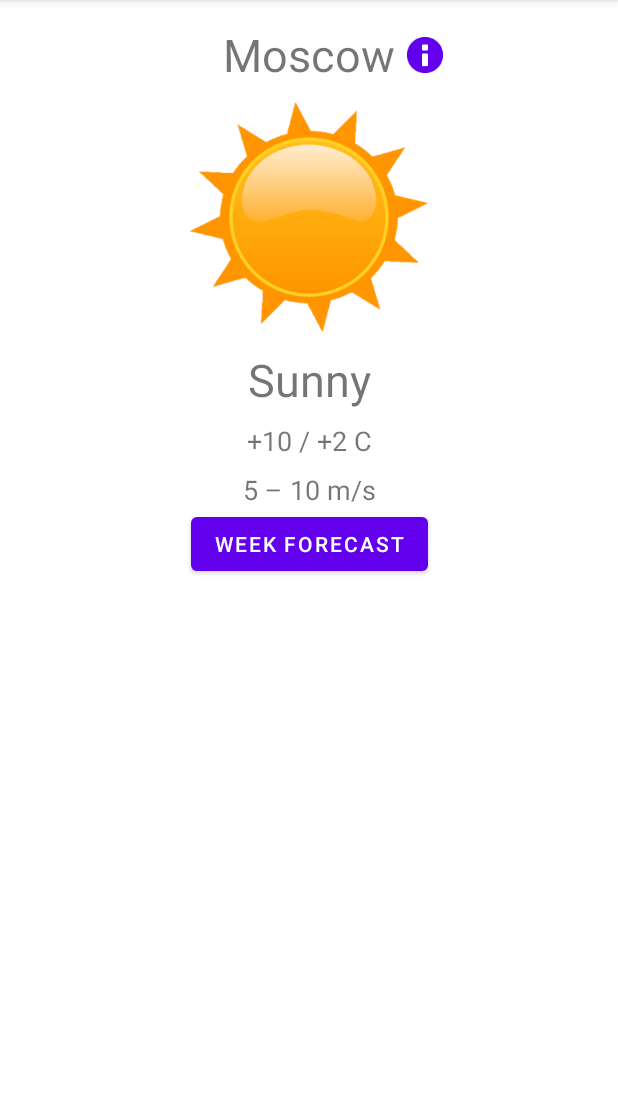
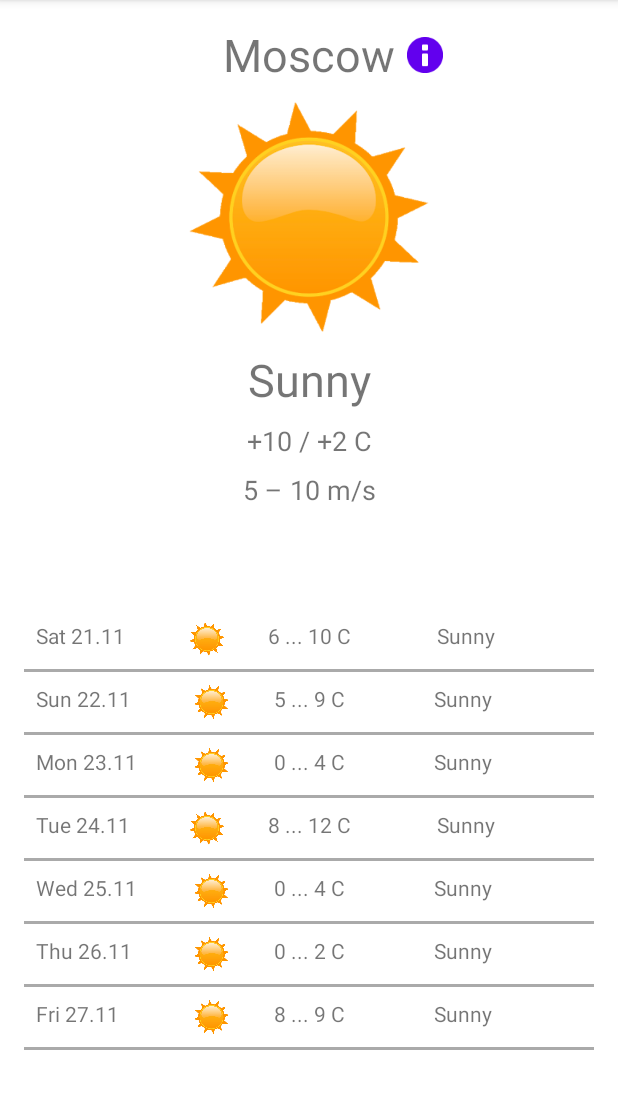
Before and after one commit to AlexStein/android-weather-app, an Android app: the screen it shows after launch (MainActivity), on a phone screen of 412 x 824 dp, the part 84-1193 px from its top. Run offline under Robolectric (Android 15) with nearby library versions, the phone set to English and light mode, and no system bars.

Commit message:
Homework 6: Recycler View

```diff
--- a/app/src/main/AndroidManifest.xml
+++ b/app/src/main/AndroidManifest.xml
@@ -11,10 +11,6 @@
         android:roundIcon="@mipmap/ic_launcher_round"
         android:supportsRtl="true"
         android:theme="@style/Theme.WeatherApp">
-        <activity
-            android:name=".WeekForecastActivity"
-            android:label="@string/title_week_forecast_activity">
-        </activity>
         <activity
             android:name=".SelectCityActivity"
             android:label="@string/title_activity_select_city_activity">
--- a/app/src/main/java/ru/softmine/weatherapp/CurrentWeatherFragment.java
+++ b/app/src/main/java/ru/softmine/weatherapp/CurrentWeatherFragment.java
@@ -6,7 +6,6 @@ import android.util.Log;
 import android.view.LayoutInflater;
 import android.view.View;
 import android.view.ViewGroup;
-import android.widget.Button;
 import android.widget.ImageView;
 import android.widget.TextView;
 
@@ -28,7 +27,6 @@ public class CurrentWeatherFragment extends Fragment {
     private TextView tempsTextView;
     private TextView windTextView;
     private ImageView weatherIconImageView;
-    private Button buttonDetails;
 
     private final Random rand = new Random();
 
@@ -46,9 +44,6 @@ public class CurrentWeatherFragment extends Fragment {
         tempsTextView = view.findViewById(R.id.tempsTextView);
         windTextView = view.findViewById(R.id.windTextView);
         weatherIconImageView = view.findViewById(R.id.weatherIconImageView);
-        buttonDetails = view.findViewById(R.id.buttonDetails);
-
-        buttonDetails.setVisibility(View.INVISIBLE);
 
         // Первый запуск, заполняем значениями по умолчанию
         if (savedInstanceState == null) {
@@ -81,8 +76,6 @@ public class CurrentWeatherFragment extends Fragment {
 
         if (isLandscape) {
             showForecast();
-        } else {
-            buttonDetails.setVisibility(View.VISIBLE);
         }
     }
 
--- /dev/null
+++ b/app/src/main/java/ru/softmine/weatherapp/ForecastAdapter.java
@@ -0,0 +1,55 @@
+package ru.softmine.weatherapp;
+
+import android.util.Log;
+import android.view.LayoutInflater;
+import android.view.View;
+import android.view.ViewGroup;
+
+import androidx.annotation.NonNull;
+import androidx.recyclerview.widget.RecyclerView;
+
+import java.text.SimpleDateFormat;
+import java.util.List;
+import java.util.Locale;
+
+public class ForecastAdapter extends RecyclerView.Adapter<RecyclerView.ViewHolder> {
+
+    private static final String TAG = ForecastAdapter.class.getName();
+
+    SimpleDateFormat sdf = new SimpleDateFormat("EEE dd.MM", Locale.getDefault());
+
+    private final List<ForecastItem> dataSource;
+
+    public ForecastAdapter(List<ForecastItem> dataSource) {
+        this.dataSource = dataSource;
+    }
+
+    @NonNull
+    @Override
+    public RecyclerView.ViewHolder onCreateViewHolder(@NonNull ViewGroup parent, int viewType) {
+        View view = LayoutInflater.from(parent.getContext())
+                .inflate(R.layout.forecast_list_item, parent, false);
+        RecyclerView.ViewHolder vh = new ForecastViewHolder(view);
+
+        if (Logger.DEBUG) {
+            Log.d(TAG, "onCreateViewHolder");
+        }
+        return vh;
+    }
+
+    @Override
+    public void onBindViewHolder(@NonNull RecyclerView.ViewHolder holder, int position) {
+        ForecastItem i = dataSource.get(position);
+
+        ((ForecastViewHolder) holder).setData(
+                sdf.format(i.getDate()),
+                R.drawable.sunny,
+                String.format(Locale.getDefault(), "%d ... %d C", i.getTempMin(), i.getTempMax()),
+                i.getCondition());
+    }
+
+    @Override
+    public int getItemCount() {
+        return dataSource.size();
+    }
+}
--- /dev/null
+++ b/app/src/main/java/ru/softmine/weatherapp/ForecastItem.java
@@ -0,0 +1,82 @@
+package ru.softmine.weatherapp;
+
+import java.util.Date;
+
+public class ForecastItem {
+
+    /* Сокращенный набор полей для прогноза на основе API Яндекс
+    date - Дата
+    part_name - Часть дня: утро, день, вечер, ночь
+    temp_min - Минимальная темп.
+    temp_max - Максимаьная
+    temp_avg - средняя
+    condition - Описание погоды
+    wind_speed - Скорость ветра
+    wind_dir - Направление
+    pressure_mm - Давление в мм
+    humidity - влажность %
+    prec_mm - Количество осадков в мм
+    */
+    private Date date;
+    private String part_name;
+    private int temp_min;
+    private int temp_max;
+    private int temp_avg;
+    private String condition;
+    private int wind_speed;
+    private String wind_dir;
+    private int pressure_mm;
+    private int humidity;
+    private int prec_mm;
+
+    public ForecastItem(Date date, int temp_min, int temp_max, String condition) {
+        this.date = date;
+        this.temp_min = temp_min;
+        this.temp_max = temp_max;
+        this.condition = condition;
+    }
+
+    public Date getDate() {
+        return date;
+    }
+
+    public String getPartOfDay() {
+        return part_name;
+    }
+
+    public int getTempMin() {
+        return temp_min;
+    }
+
+    public int getTempMax() {
+        return temp_max;
+    }
+
+    public int getTempAvg() {
+        return temp_avg;
+    }
+
+    public String getCondition() {
+        return condition;
+    }
+
+    public int getWindSpeed() {
+        return wind_speed;
+    }
+
+    public String getWindDirection() {
+        return wind_dir;
+    }
+
+    public int getPressure() {
+        return pressure_mm;
+    }
+
+    public int getHumidity() {
+        return humidity;
+    }
+
+    public int getPrecipitation() {
+        return prec_mm;
+    }
+}
--- /dev/null
+++ b/app/src/main/java/ru/softmine/weatherapp/ForecastSource.java
@@ -0,0 +1,54 @@
+package ru.softmine.weatherapp;
+
+import android.content.res.Resources;
+
+import java.util.ArrayList;
+import java.util.Calendar;
+import java.util.Date;
+import java.util.List;
+import java.util.Random;
+
+public class ForecastSource implements WeatherDataSource {
+    private final List<ForecastItem> dataSource;   // строим этот источник данных
+    private final Resources resources;    // ресурсы приложения
+
+    private final Random rand = new Random();
+
+    public ForecastSource(Resources resources) {
+        this.dataSource = new ArrayList<>(7);
+        this.resources = resources;
+    }
+
+    public ForecastSource init() {
+        // строки прогнозов
+        String[] conditions = resources.getStringArray(R.array.forecasts);
+
+        Calendar calendar = Calendar.getInstance();
+        Date dt;
+        int tMin;
+        int tMax;
+
+        // заполнение источника данных
+        for (int i = 0; i < conditions.length; i++) {
+            calendar.add(Calendar.DAY_OF_MONTH, 1);
+            dt = calendar.getTime();
+            tMin = rand.nextInt(10);
+            tMax = rand.nextInt(5) + tMin;
+
+            dataSource.add(new ForecastItem(dt, tMin, tMax, conditions[i]));
+        }
+        return this;
+    }
+
+    public List<ForecastItem> getDataSource() {
+        return dataSource;
+    }
+
+    public ForecastItem getForecastItem(int position) {
+        return dataSource.get(position);
+    }
+
+    public int size() {
+        return dataSource.size();
+    }
+}
--- /dev/null
+++ b/app/src/main/java/ru/softmine/weatherapp/ForecastViewHolder.java
@@ -0,0 +1,48 @@
+package ru.softmine.weatherapp;
+
+import android.view.View;
+import android.widget.ImageView;
+import android.widget.TextView;
+
+import androidx.annotation.NonNull;
+import androidx.recyclerview.widget.RecyclerView;
+
+public class ForecastViewHolder extends RecyclerView.ViewHolder {
+
+    private final TextView textViewDate;
+    private final ImageView imageViewIcon;
+    private final TextView textViewTemp;
+    private final TextView textViewForecast;
+
+    public ForecastViewHolder(@NonNull View itemView) {
+        super(itemView);
+
+        textViewDate = itemView.findViewById(R.id.textViewDate);
+        imageViewIcon = itemView.findViewById(R.id.imageViewIcon);
+        textViewTemp = itemView.findViewById(R.id.textViewTemp);
+        textViewForecast = itemView.findViewById(R.id.textViewForecast);
+    }
+
+    public void setData(String date, int icon, String temps, String forecast) {
+        getImageViewIcon().setImageResource(icon);
+        getTextViewDate().setText(date);
+        getTextViewTemp().setText(temps);
+        getTextViewForecast().setText(forecast);
+    }
+
+    public TextView getTextViewDate() {
+        return textViewDate;
+    }
+
+    public ImageView getImageViewIcon() {
+        return imageViewIcon;
+    }
+
+    public TextView getTextViewTemp() {
+        return textViewTemp;
+    }
+
+    public TextView getTextViewForecast() {
+        return textViewForecast;
+    }
+}
--- /dev/null
+++ b/app/src/main/java/ru/softmine/weatherapp/WeatherDataSource.java
@@ -0,0 +1,9 @@
+package ru.softmine.weatherapp;
+
+import java.util.List;
+
+public interface WeatherDataSource {
+    List<ForecastItem> getDataSource();
+    ForecastItem getForecastItem(int position);
+    int size();
+}
--- a/app/src/main/java/ru/softmine/weatherapp/WeekForecastFragment.java
+++ b/app/src/main/java/ru/softmine/weatherapp/WeekForecastFragment.java
@@ -1,97 +1,80 @@
 package ru.softmine.weatherapp;
 
 import android.os.Bundle;
+import android.util.Log;
 import android.view.LayoutInflater;
 import android.view.View;
 import android.view.ViewGroup;
-import android.widget.LinearLayout;
-import android.widget.TextView;
 
 import androidx.annotation.NonNull;
 import androidx.annotation.Nullable;
 import androidx.fragment.app.Fragment;
+import androidx.recyclerview.widget.DividerItemDecoration;
+import androidx.recyclerview.widget.LinearLayoutManager;
+import androidx.recyclerview.widget.RecyclerView;
 
-import java.text.SimpleDateFormat;
-import java.util.Calendar;
-import java.util.Date;
-import java.util.Locale;
+import java.util.List;
 
 public class WeekForecastFragment extends Fragment {
 
     private static final String TAG = WeekForecastFragment.class.getName();
+    private RecyclerView recyclerView;
 
     public static WeekForecastFragment createFragment() {
+        if (Logger.DEBUG) {
+            Log.d(TAG, "createFragment()");
+        }
+
         return new WeekForecastFragment();
     }
 
     @Nullable
     @Override
     public View onCreateView(@NonNull LayoutInflater inflater, @Nullable ViewGroup container, @Nullable Bundle savedInstanceState) {
+        if (Logger.DEBUG) {
+            Log.d(TAG, "onCreateView()");
+        }
         return inflater.inflate(R.layout.fragment_week_forecast_list, container, false);
     }
 
     @Override
     public void onViewCreated(@NonNull View view, @Nullable Bundle savedInstanceState) {
-        super.onViewCreated(view, savedInstanceState);
-        initList(view);
+        if (Logger.DEBUG) {
+            Log.d(TAG, "onViewCreated()");
+        }
+        recyclerView = view.findViewById(R.id.recycler_view);
+        initDataSource();
     }
 
-    /** Создаем список прогноза на неделю, данные из ресурса, без использования
-     * адаптеров.
-     *
-     * @param view LinearLayout фрагмента
+    /**
+     * Инициализация источника данных
      */
-    private void initList(View view) {
-        LinearLayout layoutView = (LinearLayout) view;
-        String[] temps = getResources().getStringArray(R.array.temps);
-        String[] forecasts = getResources().getStringArray(R.array.forecasts);
+    private void initDataSource() {
+        if (Logger.DEBUG) {
+            Log.d(TAG, "initDataSource()");
+        }
 
-        Calendar calendar = Calendar.getInstance();
-        Date dt = calendar.getTime();
-        SimpleDateFormat sdf = new SimpleDateFormat(getString(R.string.day_fmt), Locale.getDefault());
-
-        for (int i = 0; i < 7; i++) {
-            calendar.add(Calendar.DAY_OF_MONTH, 1);
-            dt = calendar.getTime();
-            layoutView.addView(listItem(sdf.format(dt), temps[i], forecasts[i]));
-
-        }
+        WeatherDataSource source = new ForecastSource(getResources()).init();
+        initRecyclerView(source.getDataSource());
     }
 
-    private View listItem(String weekDay, String temperatures, String forecast) {
+    private void initRecyclerView(List<ForecastItem> sourceData) {
+        if (Logger.DEBUG) {
+            Log.d(TAG, "initRecyclerView()");
+        }
 
-        LinearLayout itemLayout = new LinearLayout(getContext());
-        itemLayout.setOrientation(LinearLayout.HORIZONTAL);
+        recyclerView.setHasFixedSize(true);
 
-        LinearLayout.LayoutParams layoutParams = new LinearLayout.LayoutParams(
-                LinearLayout.LayoutParams.MATCH_PARENT,
-                LinearLayout.LayoutParams.WRAP_CONTENT);
-        itemLayout.setLayoutParams(layoutParams);
+        LinearLayoutManager layoutManager = new LinearLayoutManager(getActivity());
+        recyclerView.setLayoutManager(layoutManager);
 
-        LinearLayout.LayoutParams tvParams = new LinearLayout.LayoutParams(
-                LinearLayout.LayoutParams.WRAP_CONTENT,
-                LinearLayout.LayoutParams.WRAP_CONTENT);
-        tvParams.weight = 1.0f;
+        // Декоратор
+        DividerItemDecoration itemDecoration = new DividerItemDecoration(getActivity(), LinearLayoutManager.VERTICAL);
+        itemDecoration.setDrawable(getResources().getDrawable(R.drawable.decorator));
+        recyclerView.addItemDecoration(itemDecoration);
 
-        TextView tvDay = new TextView(getContext());
-        tvDay.setText(weekDay);
-        tvDay.setTextSize(30);
-        tvDay.setLayoutParams(tvParams);
-
-        TextView tvTemp = new TextView(getContext());
-        tvTemp.setText(temperatures);
-        tvTemp.setTextSize(16);
-        tvTemp.setLayoutParams(tvParams);
-
-        TextView tvForecast= new TextView(getContext());
-        tvForecast.setText(forecast);
-        tvForecast.setTextSize(14);
-        tvForecast.setLayoutParams(tvParams);
-
-        itemLayout.addView(tvDay);
-        itemLayout.addView(tvTemp);
-        itemLayout.addView(tvForecast);
-
-        return itemLayout;
+        // Адаптер
+        ForecastAdapter adapter = new ForecastAdapter(sourceData);
+        recyclerView.setAdapter(adapter);
     }
 }
--- /dev/null
+++ b/app/src/main/res/drawable/decorator.xml
@@ -0,0 +1,6 @@
+<?xml version="1.0" encoding="utf-8"?>
+<shape xmlns:android="http://schemas.android.com/apk/res/android"
+    android:shape="rectangle">
+    <size android:height="2dp" />
+    <solid android:color="@android:color/darker_gray" />
+</shape>
--- a/app/src/main/res/layout/activity_main.xml
+++ b/app/src/main/res/layout/activity_main.xml
@@ -1,15 +1,23 @@
 <?xml version="1.0" encoding="utf-8"?>
 <LinearLayout xmlns:android="http://schemas.android.com/apk/res/android"
-    android:orientation="horizontal"
+    android:orientation="vertical"
     android:layout_width="match_parent"
     android:layout_height="match_parent">
 
     <FrameLayout
         android:layout_width="match_parent"
-        android:layout_height="match_parent">
+        android:layout_height="wrap_content"
+        android:layout_weight="1">
         <fragment android:name="ru.softmine.weatherapp.CurrentWeatherFragment"
             android:id="@+id/current_weather"
             android:layout_width="match_parent"
-            android:layout_height="match_parent" />
+            android:layout_height="wrap_content" />
+    </FrameLayout>
+
+    <FrameLayout
+        android:id="@+id/fragment_container"
+        android:layout_weight="1"
+        android:layout_height="wrap_content"
+        android:layout_width="match_parent">
     </FrameLayout>
 </LinearLayout>
--- /dev/null
+++ b/app/src/main/res/layout/forecast_list_item.xml
@@ -0,0 +1,42 @@
+<?xml version="1.0" encoding="utf-8"?>
+<LinearLayout xmlns:android="http://schemas.android.com/apk/res/android"
+    xmlns:app="http://schemas.android.com/apk/res-auto"
+    android:layout_width="match_parent"
+    android:layout_height="wrap_content"
+    android:orientation="horizontal"
+    android:padding="@dimen/text_view_padding"
+    android:paddingHorizontal="@dimen/text_view_padding">
+
+    <TextView
+        android:id="@+id/textViewDate"
+        android:layout_width="16dp"
+        android:layout_height="match_parent"
+        android:layout_weight="1">
+
+    </TextView>
+
+    <ImageView
+        android:id="@+id/imageViewIcon"
+        android:layout_width="@dimen/info_icon_size"
+        android:layout_height="@dimen/info_icon_size"
+        android:layout_weight="1"
+        android:contentDescription="@string/weather_icon"
+        app:srcCompat="@drawable/sunny" />
+
+    <TextView
+        android:id="@+id/textViewTemp"
+        android:layout_width="wrap_content"
+        android:layout_height="match_parent"
+        android:layout_weight="1">
+
+    </TextView>
+
+    <TextView
+        android:id="@+id/textViewForecast"
+        android:layout_width="wrap_content"
+        android:layout_height="match_parent"
+        android:layout_weight="1">
+
+    </TextView>
+
+</LinearLayout>
--- a/app/src/main/res/layout/fragment_current_weather.xml
+++ b/app/src/main/res/layout/fragment_current_weather.xml
@@ -85,14 +85,4 @@
         app:layout_constraintStart_toEndOf="@+id/cityNameTextView"
         app:layout_constraintTop_toTopOf="@+id/cityNameTextView" />
 
-    <Button
-        android:id="@+id/buttonDetails"
-        android:layout_width="wrap_content"
-        android:layout_height="wrap_content"
-        android:text="@string/weekForecast"
-        android:onClick="onButtonDetailsClick"
-        app:layout_constraintEnd_toEndOf="parent"
-        app:layout_constraintStart_toStartOf="parent"
-        app:layout_constraintTop_toBottomOf="@+id/windTextView" />
-
 </androidx.constraintlayout.widget.ConstraintLayout>
--- a/app/src/main/res/layout/fragment_week_forecast_list.xml
+++ b/app/src/main/res/layout/fragment_week_forecast_list.xml
@@ -1,6 +1,14 @@
 <?xml version="1.0" encoding="utf-8"?>
-<LinearLayout xmlns:android="http://schemas.android.com/apk/res/android"
+
+<ScrollView xmlns:android="http://schemas.android.com/apk/res/android"
     android:layout_width="match_parent"
     android:layout_height="match_parent"
-    android:orientation="vertical">
-</LinearLayout>
+    android:padding="@dimen/fab_margin">
+    <androidx.recyclerview.widget.RecyclerView
+        android:id="@+id/recycler_view"
+        android:layout_width="match_parent"
+        android:layout_height="wrap_content"
+        android:paddingVertical="@dimen/text_view_padding">
+
+    </androidx.recyclerview.widget.RecyclerView>
+</ScrollView>
--- a/app/src/main/res/values/arrays.xml
+++ b/app/src/main/res/values/arrays.xml
@@ -29,4 +29,7 @@
         <item>@string/forecastSunny</item>
     </string-array>
 
+    <array name="pictures">
+        <item>@drawable/sunny</item>
+    </array>
 </resources>
--- a/app/src/main/res/values/strings.xml
+++ b/app/src/main/res/values/strings.xml
@@ -34,7 +34,6 @@
     <string name="friday">Fri</string>
     <string name="saturday">Sat</string>
     <string name="sunday">Sun</string>
-    <!-- TODO: Remove or change this placeholder text -->
-    <string name="hello_blank_fragment">Hello blank fragment</string>
-    <string name="day_fmt">EEE dd.MM</string>
+    <string name="day_fmt" translatable="false">EEE dd.MM</string>
+    <string name="weather_icon">Weather icon</string>
 </resources>
```
Also changed, not shown: app/src/main/java/ru/softmine/weatherapp/MainActivity.java (+7 -14 lines), app/src/main/java/ru/softmine/weatherapp/WeekForecastActivity.java (deleted, +0 -39 lines), app/src/main/res/layout/activity_week_forecast.xml (deleted, +0 -11 lines), app/src/main/res/layout/week_forecast_item.xml (deleted, +0 -16 lines), 1 other file.
